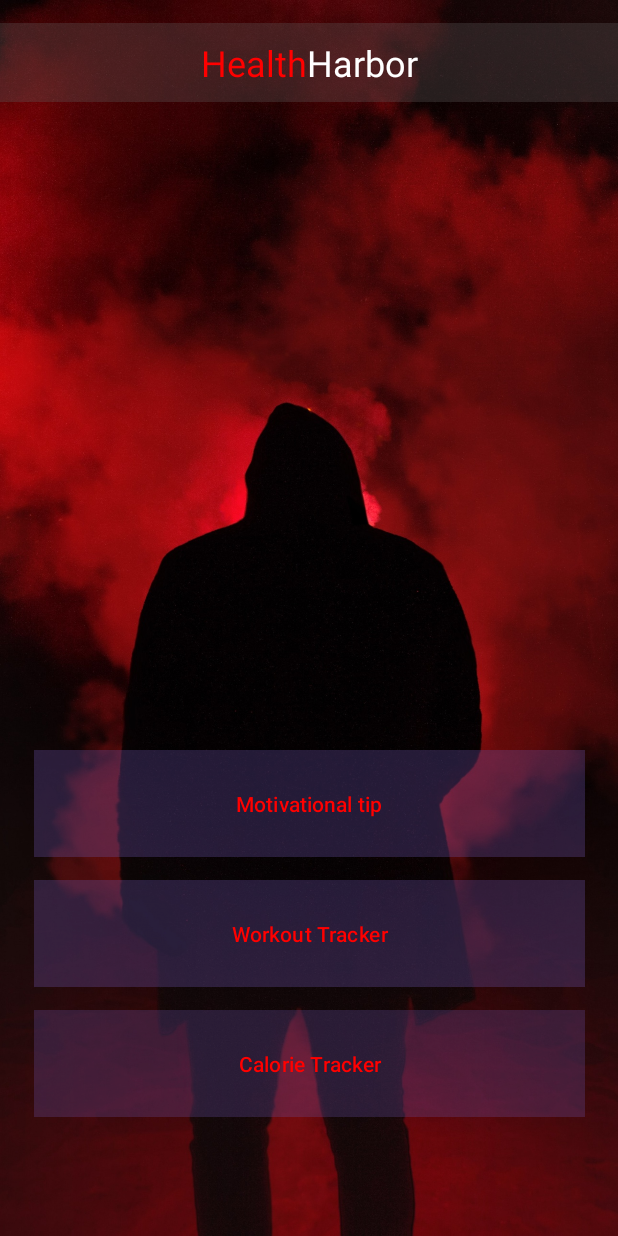
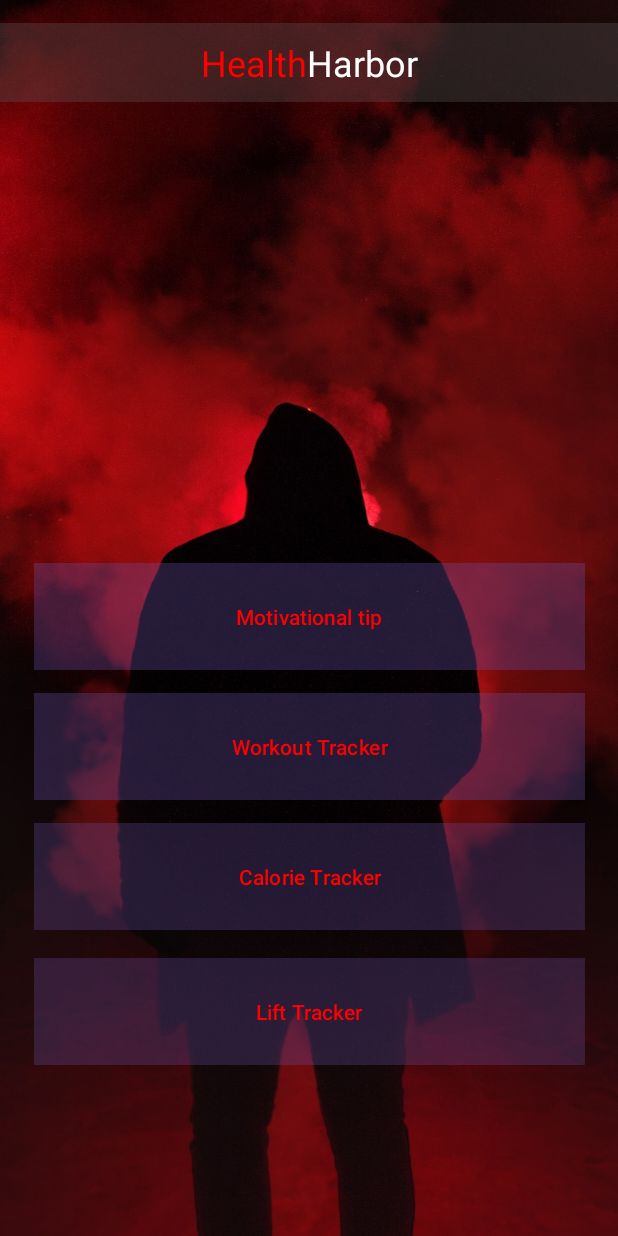
Before and after one commit to Seancully/GymApp_MSD, an Android app: the screen it shows after launch (MainActivity), on a phone screen of 412 x 824 dp. Run offline under Robolectric (Android 15) with nearby library versions, the phone set to English and light mode, and no system bars.

Commit message:
4th activity (lift) added

```diff
--- a/app/src/main/AndroidManifest.xml
+++ b/app/src/main/AndroidManifest.xml
@@ -12,6 +12,9 @@
         android:supportsRtl="true"
         android:theme="@style/Theme.GymAPP_MSD"
         tools:targetApi="31">
+
+        <activity android:name=".LiftActivity"
+            android:exported="false"/>
         <activity
             android:name=".CalorieActivity"
             android:exported="false" />
--- a/app/src/main/java/com/example/gymapp_msd/MainActivity.java
+++ b/app/src/main/java/com/example/gymapp_msd/MainActivity.java
@@ -31,6 +31,7 @@ public class MainActivity extends AppCompatActivity {
         Button MotivationButton = findViewById(R.id.MotivationButton);
         Button WorkoutButton = findViewById(R.id.WorkoutButton);
         Button CalorieButton = findViewById(R.id.CalorieButton);
+        Button LiftButton = findViewById(R.id.LiftButton);
 
         // set click listeners
         MotivationButton.setOnClickListener(new View.OnClickListener() {
@@ -54,6 +55,14 @@ public class MainActivity extends AppCompatActivity {
             }
         });
 
+        LiftButton.setOnClickListener(new View.OnClickListener() {
+            @Override
+            public void onClick(View v) {
+                startActivity(new Intent(MainActivity.this, LiftActivity.class));
+            }
+        });
+
+
         // Setting up the title with SpannableString for color formatting
         TextView title = findViewById(R.id.titleHealthHarbor);
         String text = "HealthHarbor";
--- a/app/src/main/java/com/example/gymapp_msd/MotivationActivity.java
+++ b/app/src/main/java/com/example/gymapp_msd/MotivationActivity.java
@@ -16,11 +16,6 @@ public class MotivationActivity extends AppCompatActivity {
     protected void onCreate(Bundle savedInstanceState) {
         super.onCreate(savedInstanceState);
         setContentView(R.layout.activity_motivation);
-
-        // for back button
-        if (getSupportActionBar()!= null) {
-            getSupportActionBar().setDisplayHomeAsUpEnabled(true);
-        }
 
         // Setting up the title with SpannableString for color formatting
         TextView title = findViewById(R.id.titleHealthHarbor);
--- a/app/src/main/java/com/example/gymapp_msd/WorkoutActivity.java
+++ b/app/src/main/java/com/example/gymapp_msd/WorkoutActivity.java
@@ -16,11 +16,6 @@ public class WorkoutActivity extends AppCompatActivity {
     protected void onCreate(Bundle savedInstanceState) {
         super.onCreate(savedInstanceState);
         setContentView(R.layout.activity_workout);
-
-        // for back button
-        if (getSupportActionBar()!= null) {
-            getSupportActionBar().setDisplayHomeAsUpEnabled(true);
-        }
 
         // Setting up the title with SpannableString for color formatting
         TextView title = findViewById(R.id.titleHealthHarbor);
--- a/app/src/main/res/layout/activity_main.xml
+++ b/app/src/main/res/layout/activity_main.xml
@@ -35,7 +35,7 @@
         android:layout_width="367dp"
         android:layout_height="71dp"
         android:layout_marginStart="10dp"
-        android:layout_marginTop="500dp"
+        android:layout_marginTop="375dp"
         android:layout_marginEnd="10dp"
         android:background="#545C5858"
         android:text="Motivational tip"
@@ -73,4 +73,19 @@
         app:layout_constraintStart_toStartOf="parent"
         app:layout_constraintTop_toBottomOf="@+id/WorkoutButton" />
 
+    <Button
+        android:id="@+id/LiftButton"
+        android:layout_width="367dp"
+        android:layout_height="71dp"
+        android:layout_marginStart="10dp"
+        android:layout_marginTop="105dp"
+        android:layout_marginEnd="10dp"
+        android:background="#4BFFFFFF"
+        android:text="Lift Tracker"
+        android:textColor="#FF0000"
+        app:layout_constraintEnd_toEndOf="parent"
+        app:layout_constraintStart_toStartOf="parent"
+        app:layout_constraintTop_toBottomOf="@+id/WorkoutButton" />
+
+
 </androidx.constraintlayout.widget.ConstraintLayout>
```
Also changed, not shown: app/src/main/java/com/example/gymapp_msd/LiftActivity.java (added, +39 -0 lines), app/src/main/res/layout/acitivity_lift.xml (added, +32 -0 lines).
